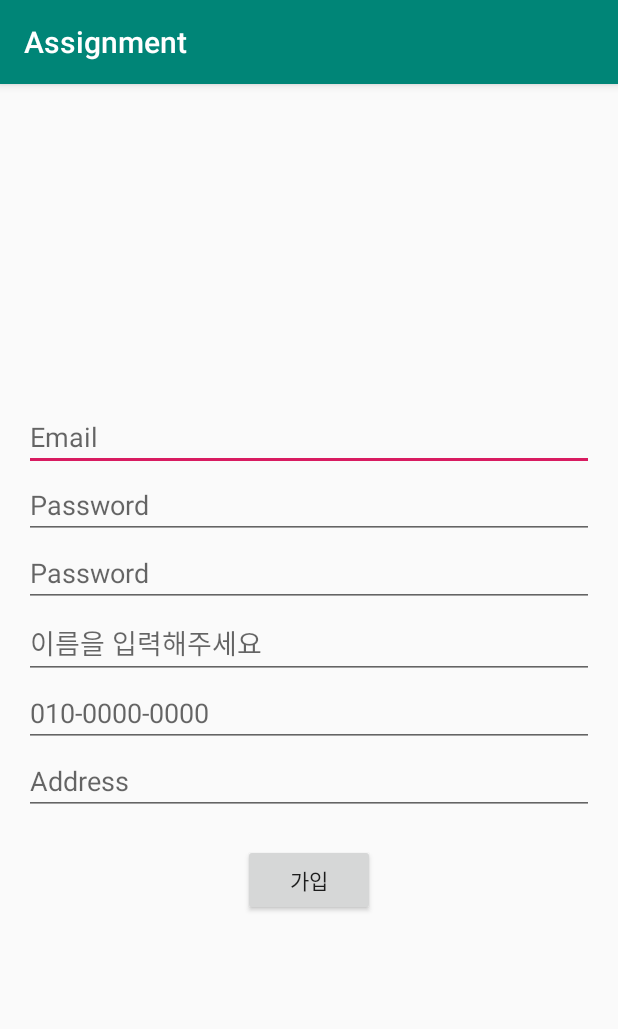
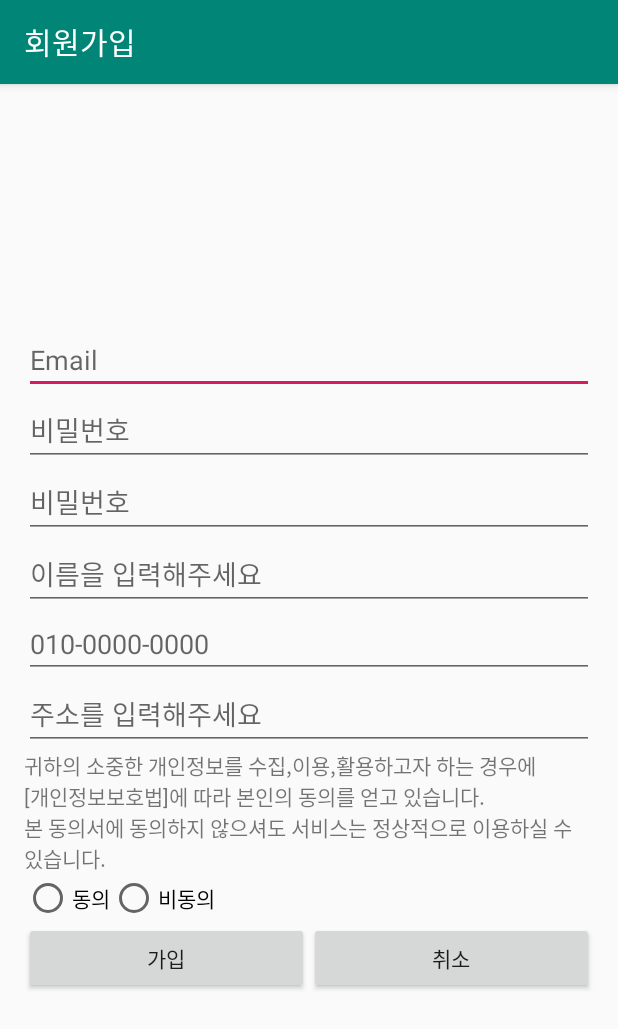
Before and after one commit to 20162791/Android-Studio, an Android app: the screen it shows after launch (RegistActivity), after a tap on "회원가입", on a phone screen of 412 x 824 dp. Shown: the top 1029 px of the screen. Run offline under Robolectric (Android 15) with nearby library versions, the phone set to English and light mode, and no system bars.

Commit message:
19/10/14 21:58

```diff
--- a/app/src/main/AndroidManifest.xml
+++ b/app/src/main/AndroidManifest.xml
@@ -9,15 +9,15 @@
         android:roundIcon="@mipmap/ic_launcher_round"
         android:supportsRtl="true"
         android:theme="@style/AppTheme">
-        <activity android:name=".MainActivity">
+        <activity android:name=".MainActivity" android:label="로그인">
             <intent-filter>
                 <action android:name="android.intent.action.MAIN" />
 
                 <category android:name="android.intent.category.LAUNCHER" />
             </intent-filter>
         </activity>
-
-        <activity android:name=".RegistActivity" />
+        <activity android:name=".RegistActivity" android:label="회원가입"/>
+        <activity android:name=".ThirdActivity" android:label="계산기"/>
     </application>
 
 </manifest>
--- a/app/src/main/java/com/example/assignment/MainActivity.java
+++ b/app/src/main/java/com/example/assignment/MainActivity.java
@@ -1,30 +1,78 @@
 package com.example.assignment;
 
 import androidx.appcompat.app.AppCompatActivity;
-
+import android.app.Activity;
 import android.content.Intent;
 import android.os.Bundle;
+import android.util.Log;
 import android.view.View;
 import android.widget.Button;
+import android.widget.EditText;
+import android.widget.Toast;
 
 public class MainActivity extends AppCompatActivity {
 
 
+    private EditText etEmail;
     private Button btnRegist;
+    private Button btnLogin;
 
     @Override
     protected void onCreate(Bundle savedInstanceState) {
         super.onCreate(savedInstanceState);
         setContentView(R.layout.activity_main);
 
+        etEmail = (EditText) findViewById(R.id.etEmail);
         btnRegist = (Button) findViewById(R.id.btnRegist);
         btnRegist.setOnClickListener(new View.OnClickListener() {
             @Override
             public void onClick(View v) {
                 Intent intent = new Intent(getApplicationContext(), RegistActivity.class);
+
+                // SINGLE_TOP : 이미 만들어진게 있으면 그걸 쓰고, 없으면 만들어서 써라
+                intent.setFlags(Intent.FLAG_ACTIVITY_SINGLE_TOP);
+
+                // 동시에 사용 가능
+                // intent.setFlags(Intent.FLAG_ACTIVITY_SINGLE_TOP | Intent.FLAG_ACTIVITY_CLEAR_TOP);
+
+                // intent를 보내면서 다음 액티비티로부터 데이터를 받기 위해 식별번호(1000)을 준다.
                 startActivityForResult(intent, 1000);
+            }
+        });
+        btnLogin = (Button) findViewById(R.id.btnLogin);
+        btnLogin.setOnClickListener(new View.OnClickListener() {
+            @Override
+            public void onClick(View view) {
+                Intent intent2 = new Intent(getApplicationContext(), ThirdActivity.class);
+                startActivity(intent2);
             }
         });
     }
 
+    @Override
+    protected void onActivityResult(int requestCode, int resultCode, Intent data) {
+        super.onActivityResult(requestCode, resultCode, data);
+
+        // setResult를 통해 받아온 요청번호, 상태, 데이터
+        Log.d("RESULT", requestCode + "");
+        Log.d("RESULT", resultCode + "");
+        Log.d("RESULT", data + "");
+
+        if(requestCode == 1000 && resultCode == RESULT_OK) {
+            Toast.makeText(MainActivity.this, "회원가입을 완료했습니다!", Toast.LENGTH_SHORT).show();
+            etEmail.setText(data.getStringExtra("email"));
+
+
+        }
+        btnLogin = (Button) findViewById(R.id.btnLogin);
+        btnLogin.setOnClickListener(new View.OnClickListener() {
+            @Override
+            public void onClick(View view) {
+                Intent intent2 = new Intent(getApplicationContext(), ThirdActivity.class);
+                startActivity(intent2);
+            }
+        });
+    }
+
+
 }
--- a/app/src/main/java/com/example/assignment/RegistActivity.java
+++ b/app/src/main/java/com/example/assignment/RegistActivity.java
@@ -18,7 +18,7 @@ public class RegistActivity extends AppCompatActivity {
     private EditText etPassword;
     private EditText etPasswordConfirm;
     private Button btnDone;
-
+    private Button btnCancel;
 
     @Override
     protected void onCreate(Bundle savedInstanceState) {
@@ -29,6 +29,7 @@ public class RegistActivity extends AppCompatActivity {
         etPassword = (EditText) findViewById(R.id.etPassword);
         etPasswordConfirm = (EditText) findViewById(R.id.etPasswordConfirm);
         btnDone = (Button) findViewById(R.id.btnDone);
+        btnCancel = (Button) findViewById(R.id.btnCancel);
 
         // 비밀번호 일치 검사
         etPasswordConfirm.addTextChangedListener(new TextWatcher() {
@@ -100,7 +101,14 @@ public class RegistActivity extends AppCompatActivity {
             }
         });
 
+        btnCancel.setOnClickListener(new View.OnClickListener() {
+            @Override
+            public void onClick(View v) {
+                finish();
+            }
+        });
 
     }
 
+
 }
--- a/app/src/main/res/layout/activity_regist.xml
+++ b/app/src/main/res/layout/activity_regist.xml
@@ -1,6 +1,7 @@
 <?xml version="1.0" encoding="utf-8"?>
 <LinearLayout xmlns:android="http://schemas.android.com/apk/res/android"
     xmlns:tools="http://schemas.android.com/tools"
+    xmlns:app="http://schemas.android.com/apk/res-auto"
     android:orientation="vertical"
     android:layout_width="match_parent"
     android:layout_height="match_parent"
@@ -24,7 +25,7 @@
         android:layout_height="wrap_content"
         android:inputType="textPassword"
         android:ems="10"
-        android:hint="Password"
+        android:hint="비밀번호"
         android:id="@+id/etPassword" />
 
     <EditText
@@ -32,7 +33,7 @@
         android:layout_height="wrap_content"
         android:inputType="textPassword"
         android:ems="10"
-        android:hint="Password"
+        android:hint="비밀번호"
         android:id="@+id/etPasswordConfirm" />
 
     <EditText
@@ -56,26 +57,60 @@
         android:layout_height="wrap_content"
         android:inputType="textEmailAddress"
         android:ems="10"
-        android:hint="Address"
+        android:hint="주소를 입력해주세요"
         android:id="@+id/edtAddr" />
 
     <TextView
         android:layout_width="wrap_content"
         android:layout_height="wrap_content"
-        android:id="@+id/textAgree" />
+        android:id="@+id/textAgree"
+        app:autoSizeTextType="uniform"
+        android:text="귀하의 소중한 개인정보를 수집,이용,활용하고자 하는 경우에
+        [개인정보보호법]에 따라 본인의 동의를 얻고 있습니다. \n본 동의서에 동의하지 않으셔도 서비스는 정상적으로 이용하실 수 있습니다."
+    />
 
 
     <RadioGroup
+        android:layout_width="fill_parent"
+        android:layout_height="wrap_content"
+        android:orientation="horizontal" >
+
+        <RadioButton
+            android:id="@+id/radioAgree"
             android:layout_width="wrap_content"
             android:layout_height="wrap_content"
-        android:id="@+id/rbgCheck" />
+            android:text="동의" />
 
+        <RadioButton
+            android:id="@+id/radioDisagree"
+            android:layout_width="wrap_content"
+            android:layout_height="wrap_content"
+            android:text="비동의" />
+
+    </RadioGroup>
+
+
+    <LinearLayout
+        android:orientation="horizontal"
+        android:gravity="center"
+        android:layout_width="match_parent"
+        android:layout_height="wrap_content">
 
         <Button
             android:id="@+id/btnDone"
             android:text="가입"
+            android:layout_weight="1"
             android:layout_width="wrap_content"
             android:layout_height="wrap_content" />
 
+        <Button
+            android:id="@+id/btnCancel"
+            android:text="취소"
+            android:layout_weight="1"
+            android:layout_width="wrap_content"
+            android:layout_height="wrap_content" />
 
     </LinearLayout>
+
+
+</LinearLayout>
```
Also changed, not shown: app/src/main/java/com/example/assignment/ThirdActivity.java (added, +75 -0 lines), app/src/main/res/layout/activity_third.xml (added, +98 -0 lines). Lines whose indentation alone changed are shown as unchanged.
